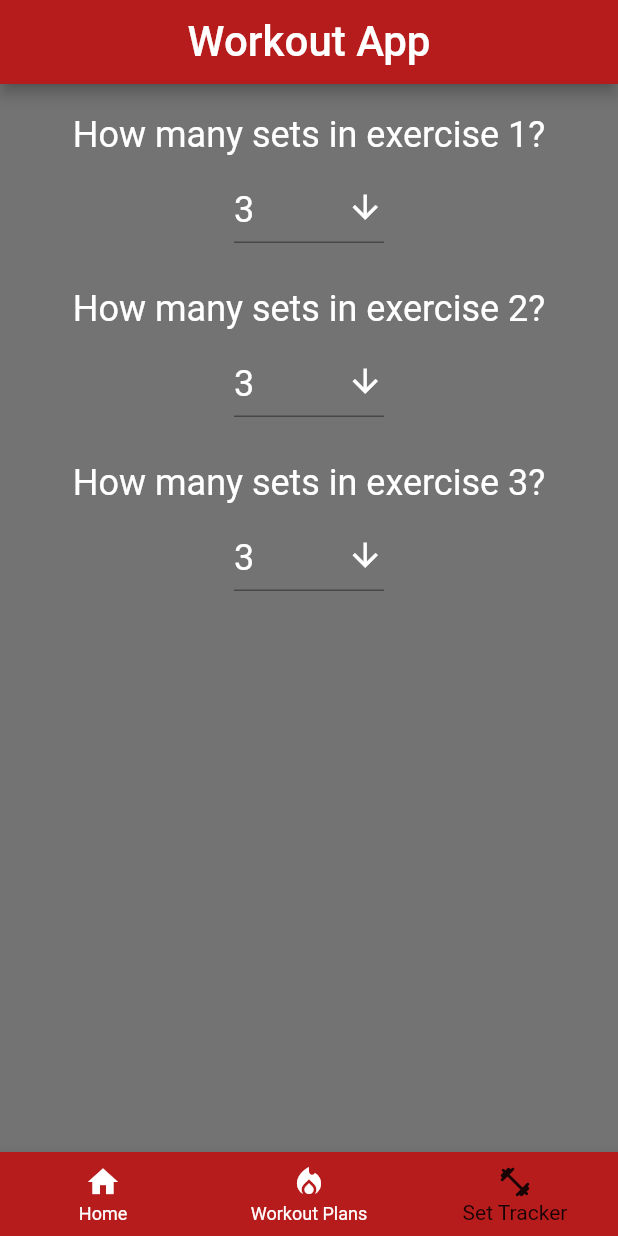
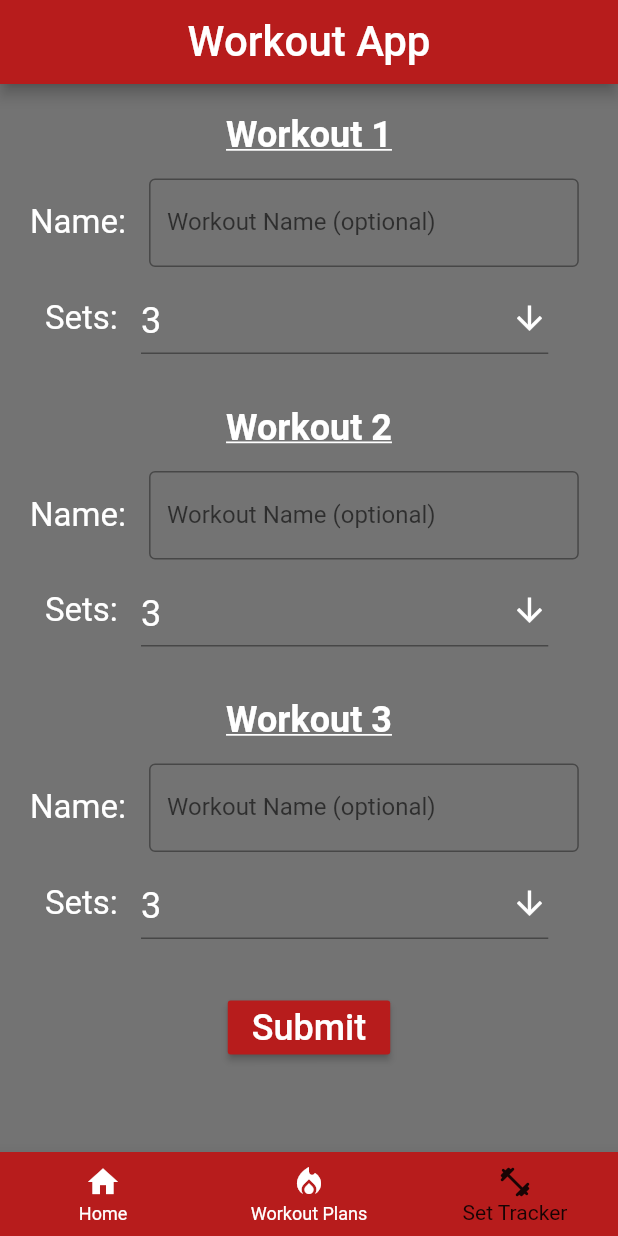
Before and after one commit to joeyjpowers/WorkoutCrossPlatformApp, a Flutter app: the screen it shows after launch, item 3 of the bottom bar chosen, after a tap on "Submit", on a phone screen of 412 x 824 dp. Run offline on Flutter 3.47's test engine with Material 2 defaults, Android fonts, the phone set to English and light mode, and no system bars; our stand-ins replace multi_select_flutter, sqflite; accounts and stored records are empty.

```diff
--- a/lib/main.dart
+++ b/lib/main.dart
@@ -5,6 +5,7 @@ import './tracker.dart';
 import './navbar.dart';
 import './workoutplanresults.dart';
 import './picksets.dart';
+import './settracker.dart';
 //import 'package:firebase_core/firebase_core.dart';
 
 void main() {
@@ -24,6 +25,8 @@ class _AppState extends State<App> {
   //var _navBarIndex = 0;
 
   double _numWorkouts = 0.0;
+
+  var _sets = null;
 
 
   void _setHome() {
@@ -57,8 +60,14 @@ class _AppState extends State<App> {
     });
   }
 
+  void _setSetTracker(List<String> sets) {
+    setState(() {
+      _page = 5;
+      _sets = sets;
+    });
+  }
+
   Widget getPage(var page) {
-    print(page);
     if (page == 1) {
       return WorkoutPlans(_setHome, _setWorkoutPlanResults);
     } else if (page == 2) {
@@ -66,7 +75,9 @@ class _AppState extends State<App> {
     } else if (page == 3) {
       return WorkoutPlanResults();
     } else if (page == 4) {
-      return PickSets(_numWorkouts);
+      return PickSets(_numWorkouts, _setSetTracker);
+    } else if (page == 5) {
+      return SetTracker(_sets, _setTracker);
     } else {
       return Home(_setWorkoutPlan, _setTracker);
     }
--- a/lib/picksets.dart
+++ b/lib/picksets.dart
@@ -3,10 +3,12 @@ import 'package:flutter/material.dart';
 class PickSets extends StatefulWidget {
   var _numWorkouts;
   var _numsets;
+  final Function(List<String>) _setSetTracker;
 
-  PickSets(var numWorkouts) {
+  PickSets(var numWorkouts, this._setSetTracker) {
     this._numWorkouts = numWorkouts;
     this._numsets = List<String>.filled(numWorkouts.round(), '3');
+
   }
 
   @override
@@ -18,31 +20,68 @@ class _PickSetsState extends State<PickSets> {
   Widget build(BuildContext context) {
     return Container(
       child: ListView(
-        children: List.generate(widget._numWorkouts.round(),(index){
+        children: List.generate(widget._numWorkouts.round() + 1,(index) {
+          if (index < widget._numWorkouts) {
             var widgetno = index + 1;
             return Column(
                 children: [
                   Container(
                     child: Center(
                       child: Text(
-                      "How many sets in exercise $widgetno?",
+                        "Workout $widgetno",
                         textAlign: TextAlign.center,
                         style: TextStyle(
                           fontSize: 24,
                           color: Colors.white,
+                          fontWeight: FontWeight.bold,
+                          decoration: TextDecoration.underline,
                         ),
                       ),
                     ),
                     margin: EdgeInsets.only(left: 20, top: 20, right: 20),
                   ),
+                  SizedBox(height: 15,),
+                  Container(
+                    child: Row(
+                      children: [
+                        Flexible(
+                          flex: 1,
+                          child: Text("Name: ", style: TextStyle(fontSize: 22, color: Colors.white)),
+                        ),
+                        SizedBox(width: 10),
+                        Flexible(
+                          flex: 3,
+                          child: TextField(
+                            decoration: const InputDecoration(
+                              border: OutlineInputBorder(),
+                              labelText: 'Workout Name (optional)',
+                            ),
+                          ),
+
+                        ),
+                      ],
+                    ),
+                    padding: EdgeInsets.only(left: 20),
+                  ),
                   SizedBox(height: 10,),
                   Container(
-                  child: Center(
+                    child: Row(
+                    children: [
+                      Flexible(
+                        flex: 1,
+                        child: Text("Sets: ", style: TextStyle(fontSize: 22, color: Colors.white)),
+                      ),
+                      SizedBox(width: 10),
+                      Flexible(
+                        flex: 3,
                         child: DropdownButtonFormField<String>(
                           value: widget._numsets[index],
-                      icon: const Icon(Icons.arrow_downward, color: Colors.white, size: 25),
+                          icon: const Icon(
+                              Icons.arrow_downward, color: Colors.white,
+                              size: 25),
                           elevation: 16,
-                      style: const TextStyle(fontSize: 24, color: Colors.white),
+                          style: const TextStyle(
+                              fontSize: 24, color: Colors.white),
                           //underline: Container(
                           //height: 3,
                           //color: Colors.white,
@@ -68,13 +107,31 @@ class _PickSetsState extends State<PickSets> {
                           }).toList(),
                         ),
                       ),
-                  width: 100,
+                    ]),
+                    padding: EdgeInsets.only(left: 30, right: 10),
                     //color: Colors.white,
                     //margin: EdgeInsets.only(left:150, right: 150)
                   ),
-                SizedBox(height: 10,),
+
+                  SizedBox(height: 15,),
                 ]
             );
+          } else {
+            return Container(
+              margin: EdgeInsets.only(bottom: 8, top: 20),
+              child: Align(
+                alignment: Alignment.bottomCenter,
+                child: RaisedButton(
+                  child: Text(
+                    "Submit",
+                    style: TextStyle(color: Colors.white, fontSize: 24),
+                  ),
+                  color: Colors.red[900],
+                  onPressed: () => (widget._setSetTracker(widget._numsets)),
+                ),
+              ),
+          );
+          }
           }),
       ),
       color: Colors.black54,
--- /dev/null
+++ b/lib/settracker.dart
@@ -0,0 +1,29 @@
+import 'package:flutter/material.dart';
+
+class SetTracker extends StatefulWidget {
+  var _sets;
+  final VoidCallback _setTracker;
+
+  SetTracker(this._sets, this._setTracker);
+
+  @override
+  State<SetTracker> createState() => _SetTrackerState();
+}
+
+class _SetTrackerState extends State<SetTracker> {
+  @override
+  Widget build(BuildContext context) {
+    if (widget._sets == null) {
+      return Container(
+        child: Center(
+          child: RaisedButton(
+            child: Text("No sets were specified"),
+            onPressed: widget._setTracker,
+          ),
+        ),
+        color: Colors.black54,
+      );
+    }
+    return Container();
+  }
+}
```
Lines whose indentation alone changed are shown as unchanged.
